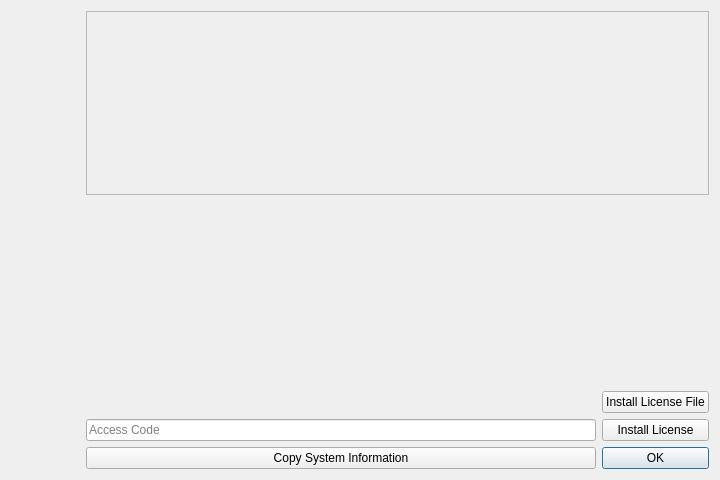
GAMS-dev/studio, file src/support/gamslicensingdialog.ui: the form before one commit.
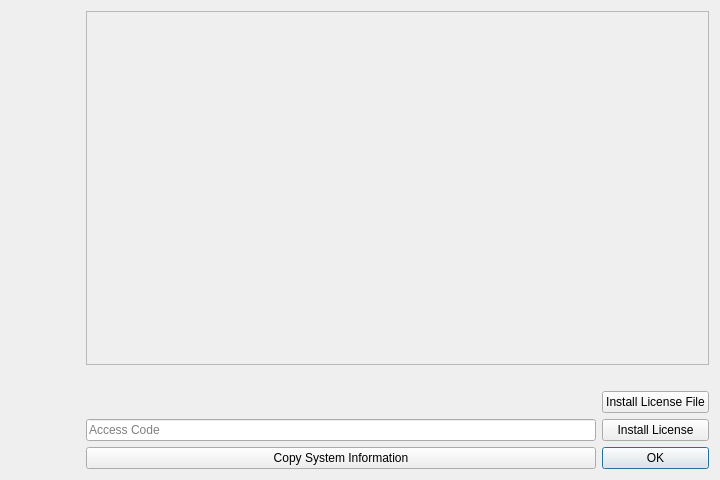
The form after the commit. Icons and pictures are not drawn.

Commit message: fix license layout on resize

The edit to the form file:
```diff
--- a/src/support/gamslicensingdialog.ui
+++ b/src/support/gamslicensingdialog.ui
@@ -61,7 +61,7 @@
      <item>
       <widget class="QScrollArea" name="scrollArea">
        <property name="sizePolicy">
-        <sizepolicy hsizetype="Expanding" vsizetype="Minimum">
+        <sizepolicy hsizetype="Expanding" vsizetype="Expanding">
          <horstretch>0</horstretch>
          <verstretch>0</verstretch>
         </sizepolicy>
@@ -81,7 +81,7 @@
           <x>0</x>
           <y>0</y>
           <width>621</width>
-          <height>147</height>
+          <height>340</height>
          </rect>
         </property>
         <layout class="QHBoxLayout" name="horizontalLayout_3">
@@ -94,7 +94,7 @@
          <item>
           <widget class="QLabel" name="label">
            <property name="sizePolicy">
-            <sizepolicy hsizetype="Expanding" vsizetype="Minimum">
+            <sizepolicy hsizetype="Expanding" vsizetype="Expanding">
              <horstretch>0</horstretch>
              <verstretch>0</verstretch>
             </sizepolicy>
@@ -143,6 +143,12 @@
      </item>
      <item>
       <widget class="QLabel" name="errorLabel">
+       <property name="sizePolicy">
+        <sizepolicy hsizetype="Preferred" vsizetype="Minimum">
+         <horstretch>0</horstretch>
+         <verstretch>0</verstretch>
+        </sizepolicy>
+       </property>
        <property name="text">
         <string/>
        </property>
```
The commit also changes 1 other file.
